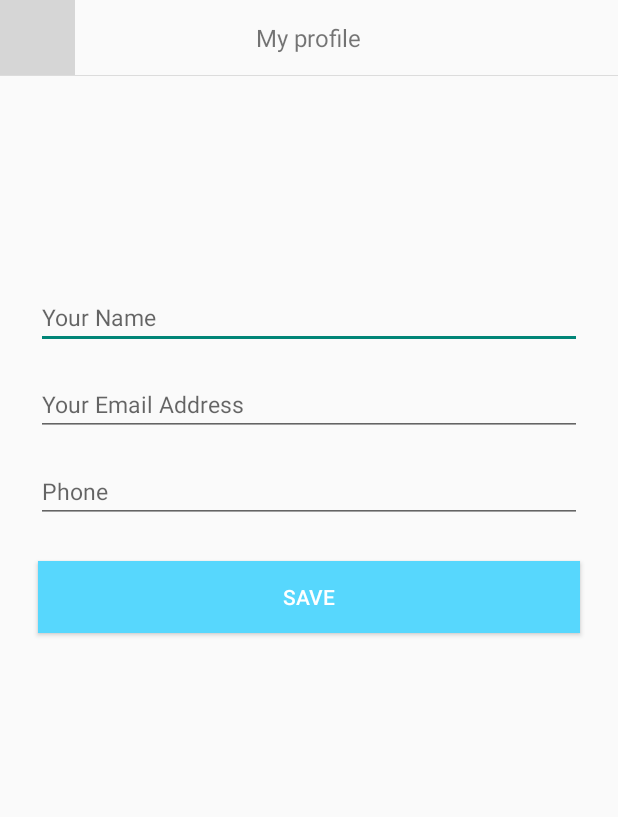
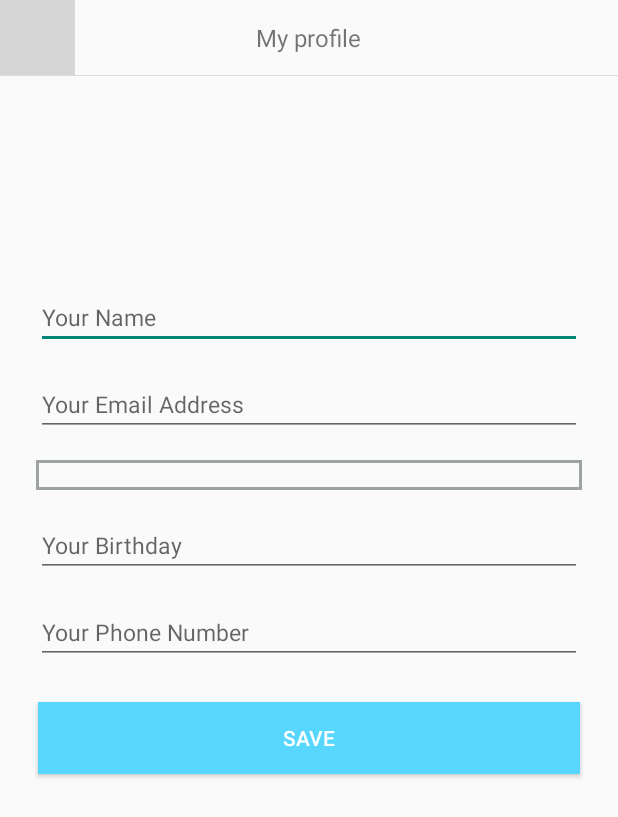
Before and after one commit to ShijieZ123/COMP90018Asm2_02, an Android app: the layout activity_edit_profile.xml on its own in the app's theme, with its tools: preview values and no code run, on a phone screen of 412 x 824 dp. Shown: the top 817 px of the screen. Run offline under Robolectric (Android 15) with nearby library versions, the light colour scheme and no system bars; Roboto replaces fonts that are not available here; grey boxes are pictures that could not be loaded.

Commit message:
edit profile

```diff
--- a/app/src/main/java/com/derek/googlemap/View/Register.java
+++ b/app/src/main/java/com/derek/googlemap/View/Register.java
@@ -58,7 +58,6 @@ public class Register extends AppCompatActivity {
     String userID;
 
     private static final String[] genders = {"Male", "Female", "Other"};
-    private String gender = genders[0];
 
     @Override
     protected void onCreate(Bundle savedInstanceState) {
--- a/app/src/main/res/layout/activity_edit_profile.xml
+++ b/app/src/main/res/layout/activity_edit_profile.xml
@@ -63,15 +63,42 @@
         android:inputType="textEmailAddress"
         android:textSize="15dp" />
 
+<!--    -->
+    <Spinner
+        android:id="@+id/profileGender"
+        android:layout_width="match_parent"
+        android:layout_height="wrap_content"
+        android:layout_marginStart="24dp"
+        android:layout_marginTop="16dp"
+        android:layout_marginEnd="24dp"
+        android:padding="10dp"
+        android:textSize="14sp"
+        android:background="@drawable/ic_dropdown_boarder"
+        app:layout_constraintEnd_toEndOf="parent"
+        app:layout_constraintStart_toStartOf="parent"
+        android:spinnerMode="dropdown" />
+
     <EditText
-        android:id="@+id/profilePhoneNo"
+        android:id="@+id/profileBirthday"
         android:layout_width="match_parent"
         android:layout_height="wrap_content"
         android:layout_marginStart="24dp"
         android:layout_marginTop="16dp"
         android:layout_marginEnd="24dp"
         android:ems="10"
-        android:hint="Phone"
+        android:hint="Your Birthday"
+        android:inputType="phone"
+        android:textSize="15dp" />
+
+    <EditText
+        android:id="@+id/profilePhone"
+        android:layout_width="match_parent"
+        android:layout_height="wrap_content"
+        android:layout_marginStart="24dp"
+        android:layout_marginTop="16dp"
+        android:layout_marginEnd="24dp"
+        android:ems="10"
+        android:hint="Your Phone Number"
         android:inputType="phone"
         android:textSize="15dp" />
 
```
Also changed, not shown: app/src/main/java/com/derek/googlemap/View/EditProfile.java (+21 -6 lines).
